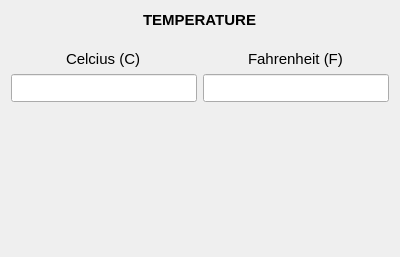
Qt form temperaturewidget.ui (dimitris47/units) before a commit.
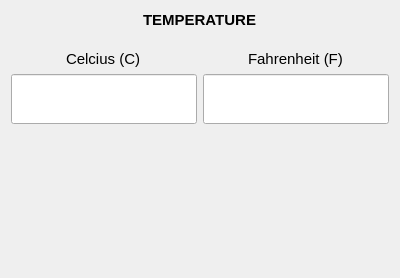
The same form after that commit.

```diff
--- a/temperaturewidget.ui
+++ b/temperaturewidget.ui
@@ -7,7 +7,7 @@
     <x>0</x>
     <y>0</y>
     <width>400</width>
-    <height>257</height>
+    <height>278</height>
    </rect>
   </property>
   <property name="windowTitle">
@@ -85,7 +85,7 @@
      <property name="sizeHint" stdset="0">
       <size>
        <width>20</width>
-       <height>144</height>
+       <height>143</height>
       </size>
      </property>
     </spacer>
```
Left out of the diff: 2 changed lines with no effect on the pictures.
